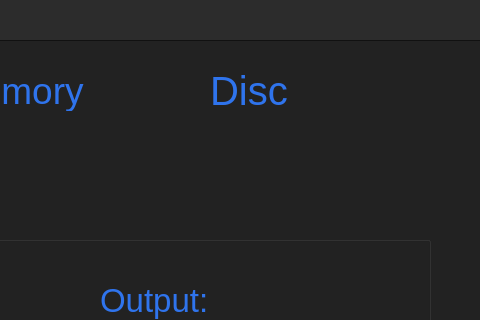
Old version of the form server/mainwindow.ui in the repository Trindad/machine-resource-monitor; both pictures show x 290 to 770 and y 0 to 320 of the 770 by 435 pixel window.
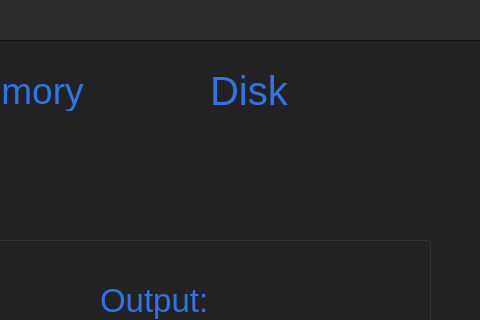
New version of the form.

Patch:
```diff
--- a/server/mainwindow.ui
+++ b/server/mainwindow.ui
@@ -494,7 +494,7 @@
      <string notr="true">color:rgb(47, 116, 237)</string>
     </property>
     <property name="text">
-     <string>Disc</string>
+     <string>Disk</string>
     </property>
    </widget>
    <widget class="QGroupBox" name="groupBox">
```
